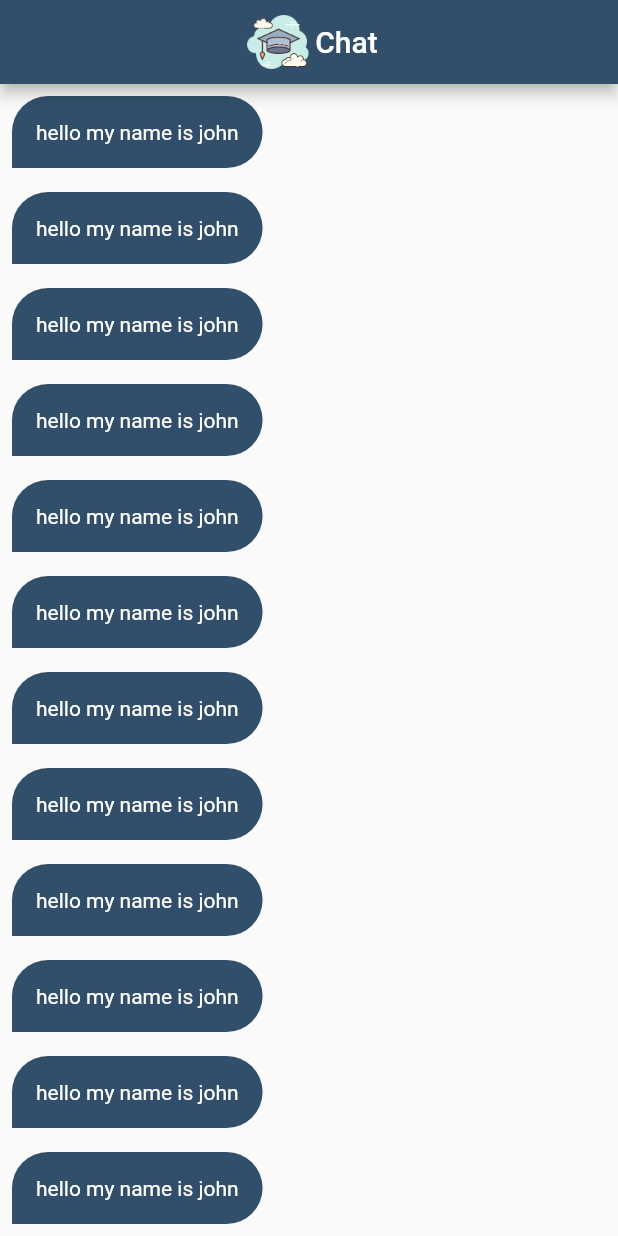
After one commit to John-Wassef/Chat-App, a Flutter app: the ChatScreen screen opened by its route, on a phone screen of 412 x 824 dp. The commit adds this screen. Run offline on Flutter 3.47's test engine with Material 2 defaults, Android fonts, the phone set to English and light mode, and no system bars; our stand-ins replace firebase_auth, firebase_core, modal_progress_hud_nsn; accounts and stored records are empty.

Commit message:
Adding Chat Bubble

```diff
--- /dev/null
+++ b/lib/components/chat_bubble.dart
@@ -0,0 +1,35 @@
+import 'package:flutter/material.dart';
+
+import '../constants/constants.dart';
+
+class ChatBubble extends StatelessWidget {
+   ChatBubble({required this.message});
+  String message;
+  @override
+  Widget build(BuildContext context) {
+    return Align(
+      alignment: Alignment.centerLeft,
+      child: Container(
+        padding: EdgeInsets.all(16),
+        margin: EdgeInsets.all(8),
+        child: Text(
+          "$message",
+          style: TextStyle(
+              color: Colors.white
+          ),
+
+        ),
+        decoration: BoxDecoration(
+            color:kPrimaryColor,
+            borderRadius: BorderRadius.only(
+              topLeft: Radius.circular(32),
+              topRight: Radius.circular(32),
+              bottomRight: Radius.circular(32),
+
+            )
+        ),
+
+      ),
+    );
+  }
+}
--- a/lib/constants/constants.dart
+++ b/lib/constants/constants.dart
@@ -1,3 +1,4 @@
 import 'package:flutter/material.dart';
 
 const  kPrimaryColor = Color(0xff314F6A);
+const  kLogoImage = "assets/images/scholar.png";
--- a/lib/main.dart
+++ b/lib/main.dart
@@ -1,3 +1,4 @@
+import 'package:chat_app/screens/chat_screen.dart';
 import 'package:chat_app/screens/login_screen.dart';
 import 'package:chat_app/screens/register_screen.dart';
 import 'package:firebase_core/firebase_core.dart';
@@ -21,6 +22,7 @@ class MyChatApp extends StatelessWidget {
       routes: {
         LoginScreen.id : (context)=> LoginScreen(),
         RegisterScreen.id : (context)=> RegisterScreen(),
+        ChatScreen.id:  (context)=>ChatScreen(),
       },
       initialRoute:LoginScreen.id ,
     );
--- /dev/null
+++ b/lib/screens/chat_screen.dart
@@ -0,0 +1,36 @@
+import 'package:chat_app/constants/constants.dart';
+import 'package:flutter/material.dart';
+
+import '../components/chat_bubble.dart';
+
+class ChatScreen extends StatelessWidget {
+
+  static String id="chat_screen";
+
+  @override
+  Widget build(BuildContext context) {
+    return  Scaffold(
+      appBar: AppBar(
+        automaticallyImplyLeading: false,
+        backgroundColor: kPrimaryColor,
+        title: Row(
+          mainAxisAlignment: MainAxisAlignment.center,
+          children: [
+              Image.asset(
+                kLogoImage,
+                height: 50,
+              ),
+            Text("Chat",
+              style: TextStyle(
+                color: Colors.white
+              ),
+            )
+          ],
+        ),
+      ),
+      body:ListView.builder(itemBuilder: (context,index){
+        return ChatBubble(message: "hello my name is john");
+      }) ,
+    );
+  }
+}
--- a/lib/screens/login_screen.dart
+++ b/lib/screens/login_screen.dart
@@ -1,5 +1,6 @@
 import 'package:chat_app/components/custom_textfiled.dart';
 import 'package:chat_app/constants/constants.dart';
+import 'package:chat_app/screens/chat_screen.dart';
 import 'package:chat_app/screens/register_screen.dart';
 import 'package:firebase_auth/firebase_auth.dart';
 import 'package:flutter/material.dart';
@@ -39,7 +40,7 @@ class _LoginScreenState extends State<LoginScreen> {
                       height: 75,
                     ),
                     Image.asset(
-                      "assets/images/scholar.png",
+                      kLogoImage,
                       height: 100,
                     ),
                     Text(
@@ -89,6 +90,7 @@ class _LoginScreenState extends State<LoginScreen> {
                         isLoading = true;
                         setState(() {});
                         await loginUser();
+                        Navigator.pushNamed(context, ChatScreen.id);
                         if (formKey.currentState!.validate()) {
                           try {} on FirebaseAuthException catch (e) {
                             if (e.code == 'user-not-found') {
@@ -98,7 +100,6 @@ class _LoginScreenState extends State<LoginScreen> {
                             }
                           } catch (e) {
                             print("error :$e");
-                            showSnackBar(context, "Success");
                           }
                           isLoading = false;
                           setState(() {});
--- a/lib/screens/register_screen.dart
+++ b/lib/screens/register_screen.dart
@@ -38,7 +38,7 @@ class _RegisterScreenState extends State<RegisterScreen> {
                       height: 75,
                     ),
                     Image.asset(
-                      "assets/images/scholar.png",
+                      kLogoImage,
                       height: 100,
                     ),
                     Text(
```
